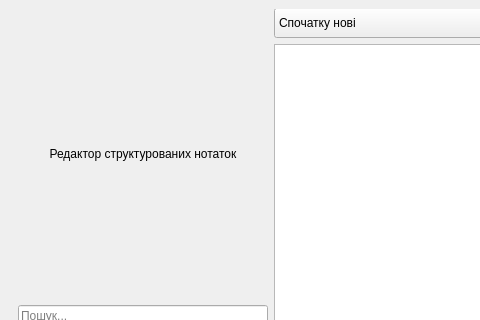
Above: lab3/src/gui/mainwindow.ui from dontwastemytimew/labs before the change; both pictures show x 0 to 480 and y 0 to 320 of the 725 by 503 pixel window. Below: the same form after it.
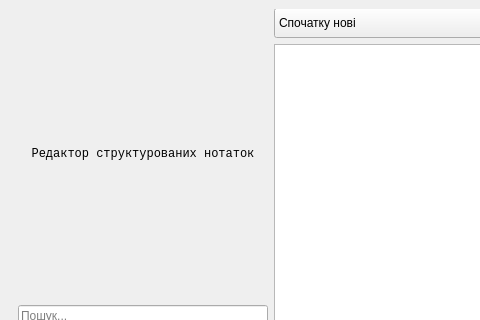
That is the form after the change. Icons and pictures are not drawn.

The edit to the form file:
```diff
--- a/lab3/src/gui/mainwindow.ui
+++ b/lab3/src/gui/mainwindow.ui
@@ -49,6 +49,13 @@
               <height>80</height>
              </size>
             </property>
+            <property name="font">
+             <font>
+              <family>Courier New</family>
+              <italic>false</italic>
+              <bold>false</bold>
+             </font>
+            </property>
             <property name="text">
              <string>Редактор структурованих нотаток</string>
             </property>
```
